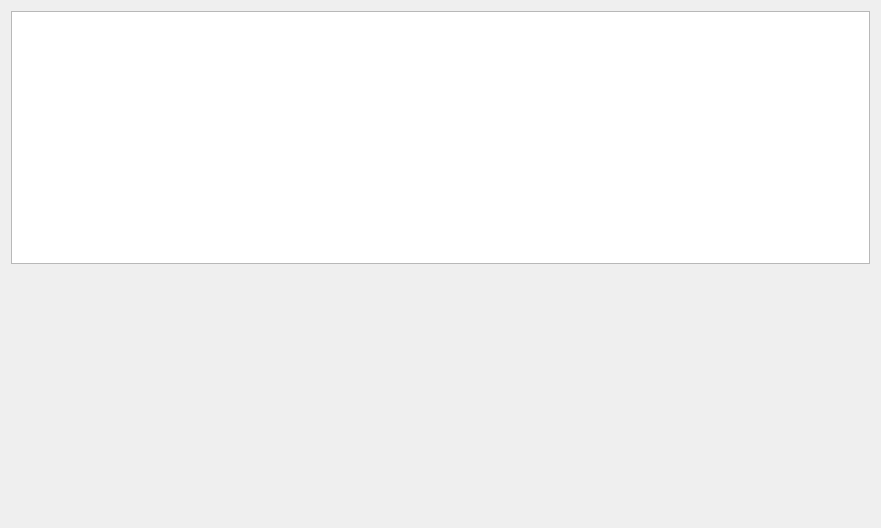
Above: LxDairy/src/module_collection/collection_jokebook/JokebookWidget.ui from leishengxie/FengZhiHong before the change. Below: the same form after it.
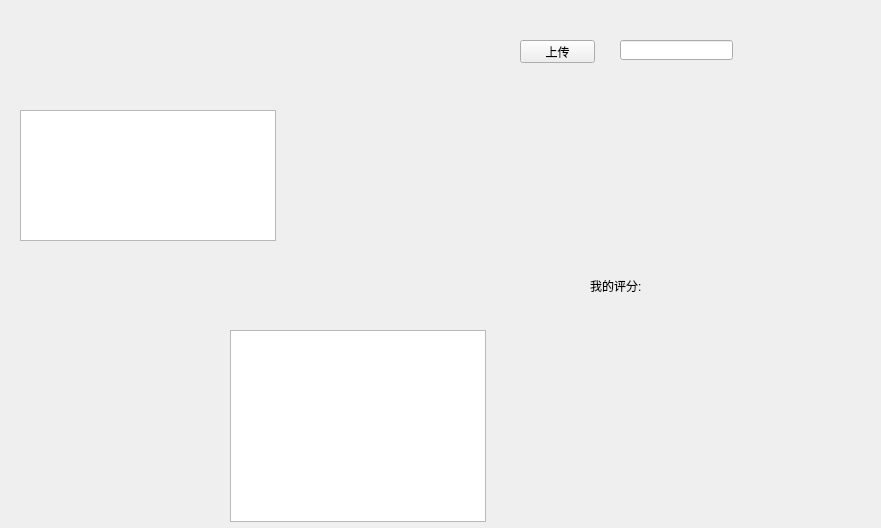
That is the form after the change.

Diff of the .ui file:
```diff
--- a/LxDairy/src/module_collection/collection_jokebook/JokebookWidget.ui
+++ b/LxDairy/src/module_collection/collection_jokebook/JokebookWidget.ui
@@ -13,24 +13,72 @@
   <property name="windowTitle">
    <string>Form</string>
   </property>
-  <layout class="QVBoxLayout" name="verticalLayout">
-   <item>
-    <widget class="QTableView" name="tableView"/>
-   </item>
-   <item>
-    <spacer name="verticalSpacer">
-     <property name="orientation">
-      <enum>Qt::Vertical</enum>
-     </property>
-     <property name="sizeHint" stdset="0">
-      <size>
-       <width>20</width>
-       <height>249</height>
-      </size>
-     </property>
-    </spacer>
-   </item>
-  </layout>
+  <widget class="QTableView" name="tableView">
+   <property name="geometry">
+    <rect>
+     <x>20</x>
+     <y>110</y>
+     <width>256</width>
+     <height>131</height>
+    </rect>
+   </property>
+  </widget>
+  <widget class="QWidget" name="widget" native="true">
+   <property name="geometry">
+    <rect>
+     <x>710</x>
+     <y>240</y>
+     <width>120</width>
+     <height>80</height>
+    </rect>
+   </property>
+  </widget>
+  <widget class="QTextBrowser" name="textBrowser">
+   <property name="geometry">
+    <rect>
+     <x>230</x>
+     <y>330</y>
+     <width>256</width>
+     <height>192</height>
+    </rect>
+   </property>
+  </widget>
+  <widget class="QPushButton" name="pushButton">
+   <property name="geometry">
+    <rect>
+     <x>520</x>
+     <y>40</y>
+     <width>75</width>
+     <height>23</height>
+    </rect>
+   </property>
+   <property name="text">
+    <string>上传</string>
+   </property>
+  </widget>
+  <widget class="QLineEdit" name="lineEdit">
+   <property name="geometry">
+    <rect>
+     <x>620</x>
+     <y>40</y>
+     <width>113</width>
+     <height>20</height>
+    </rect>
+   </property>
+  </widget>
+  <widget class="QLabel" name="label">
+   <property name="geometry">
+    <rect>
+     <x>590</x>
+     <y>280</y>
+     <width>54</width>
+     <height>12</height>
+    </rect>
+   </property>
+   <property name="text">
+    <string>我的评分:</string>
+   </property>
+  </widget>
  </widget>
  <resources/>
  <connections/>
```
